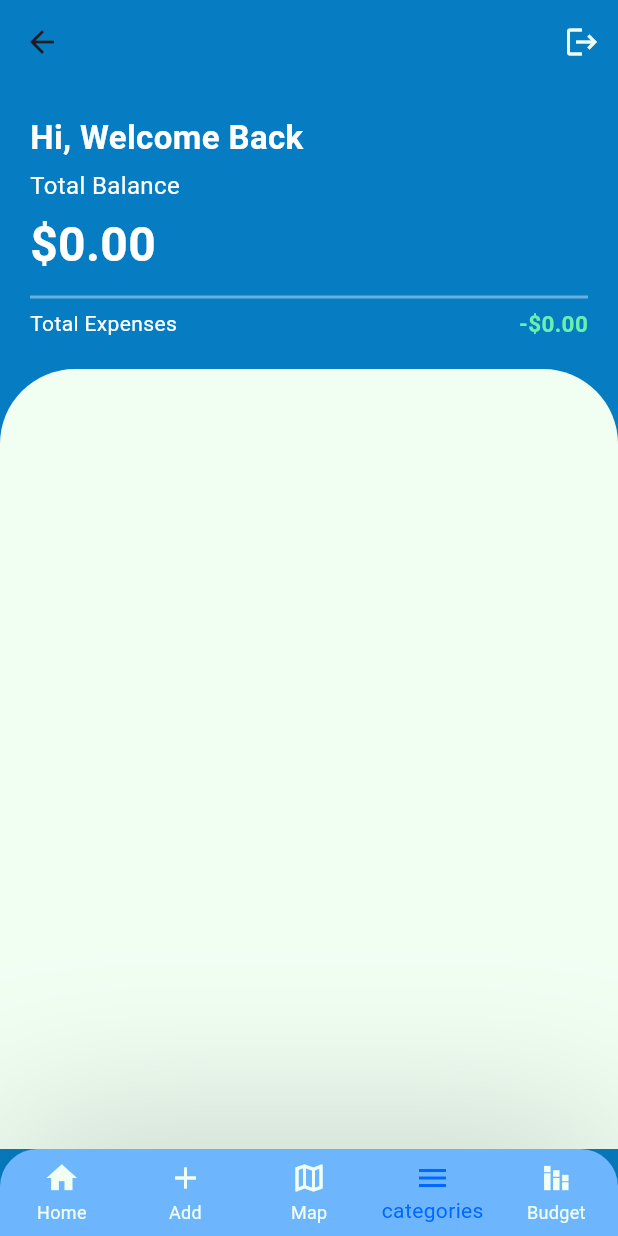
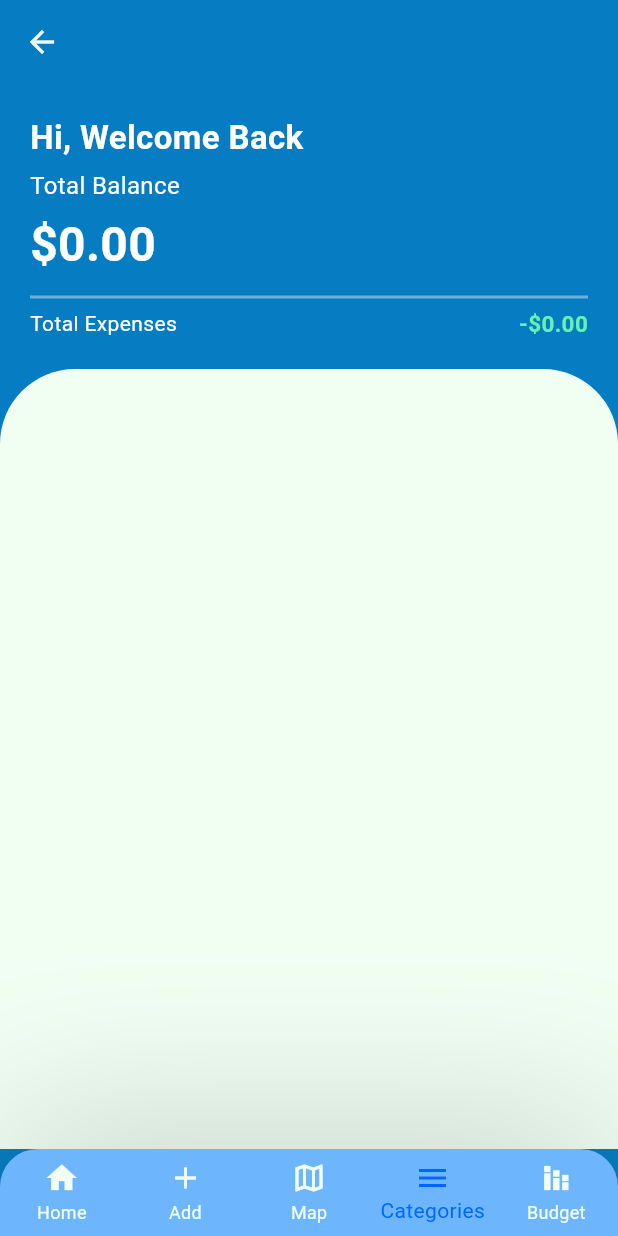
Before and after one commit to Moviles-G45/FlutterApp, a Flutter app: the CategoriesScreen screen opened by its route, on a phone screen of 412 x 824 dp. Run offline on Flutter 3.47's test engine with Material 3 defaults, Android fonts, the phone set to English and light mode, and no system bars; our stand-ins replace connectivity_plus, firebase_auth, firebase_core, flutter_local_notifications, geolocator, google_maps_flutter and 3 more; accounts and stored records are empty; statements that could not run were skipped.

Commit message:
Arreglo barra categories detail y back button categories

```diff
--- a/flutter/lib/presentation/ui/screens/categories_screen.dart
+++ b/flutter/lib/presentation/ui/screens/categories_screen.dart
@@ -2,7 +2,6 @@ import 'package:finances/presentation/viewmodels/categories_viewmodel.dart';
 import 'package:flutter/material.dart';
 import 'package:provider/provider.dart';
 import '../../../config/theme/colors.dart';
-import '../../../services/auth_service.dart';
 import '../../ui/widgets/bottom_nav_bar.dart';
 import '../../ui/widgets_home/balance_card.dart';
 
@@ -20,26 +19,13 @@ class CategoriesScreen extends StatelessWidget {
             appBar: AppBar(
               backgroundColor: AppColors.background,
               elevation: 0,
-              actions: [
-                IconButton(
-                  icon:
-                      const Icon(Icons.logout, color: AppColors.cardBackground),
-                  onPressed: () async {
-                    await AuthService.instance.signOut();
-                    if (context.mounted) {
-                      Navigator.pushNamedAndRemoveUntil(
-                        context,
-                        '/login',
-                        (route) => false,
-                      );
-                      ScaffoldMessenger.of(context).showSnackBar(
-                        const SnackBar(
-                            content: Text("Signed out successfully")),
-                      );
-                    }
-                  },
-                ),
-              ],
+              leading: BackButton(
+                color: AppColors.cardBackground,
+                onPressed: () {
+                  Navigator.pushReplacementNamed(context, '/home');
+                },
+              ),
+              actions: [],
             ),
             body: SafeArea(
               child: Column(
@@ -88,9 +74,8 @@ class CategoriesScreen extends StatelessWidget {
                               ),
                               itemBuilder: (context, index) {
                                 final category = viewModel.categories[index];
-                                final icon = viewModel.getIconForCategory(
-                                  category.name,
-                                );
+                                final icon =
+                                    viewModel.getIconForCategory(category.name);
                                 return ElevatedButton(
                                   onPressed: () {
                                     Navigator.pushNamed(
@@ -109,8 +94,7 @@ class CategoriesScreen extends StatelessWidget {
                                     ),
                                     elevation: 3,
                                     padding: const EdgeInsets.symmetric(
-                                      vertical: 16,
-                                    ),
+                                        vertical: 16),
                                   ),
                                   child: Column(
                                     mainAxisAlignment: MainAxisAlignment.center,
--- a/flutter/lib/presentation/ui/widgets/bottom_nav_bar.dart
+++ b/flutter/lib/presentation/ui/widgets/bottom_nav_bar.dart
@@ -1,24 +1,29 @@
 import 'package:finances/config/theme/colors.dart';
 import 'package:flutter/material.dart';
-
 
 class BottomNavBar extends StatelessWidget {
   @override
   Widget build(BuildContext context) {
     String? currentRoute = ModalRoute.of(context)?.settings.name;
 
+    if (currentRoute == '/category-transactions') {
+      currentRoute = '/categories';
+    }
+
     Map<int, String> routes = {
-              0:'/home',
-              1:'/tracking',
-              2:'/map',
-              3:'/categories',
-              4: '/budget',
+      0: '/home',
+      1: '/tracking',
+      2: '/map',
+      3: '/categories',
+      4: '/budget',
     };
 
-    int currentIndex = routes.entries.firstWhere(
-      (entry) => entry.value == currentRoute,
-      orElse: () => MapEntry(0, '/home'), // Si no coincide, se usa 'Home'
-    ).key;
+    int currentIndex = routes.entries
+        .firstWhere(
+          (entry) => entry.value == currentRoute,
+          orElse: () => MapEntry(0, '/home'), // Si no coincide, se usa 'Home'
+        )
+        .key;
 
     return Container(
       decoration: BoxDecoration(
@@ -53,15 +58,16 @@ class BottomNavBar extends StatelessWidget {
             if (selectedRoute != null && selectedRoute != currentRoute) {
               Navigator.pushReplacementNamed(context, selectedRoute);
             }
-
           },
           items: [
             BottomNavigationBarItem(icon: Icon(Icons.home), label: "Home"),
             BottomNavigationBarItem(icon: Icon(Icons.add), label: "Add"),
-            BottomNavigationBarItem(icon: Icon(Icons.map_outlined), label: "Map"),
-            BottomNavigationBarItem(icon: Icon(Icons.menu), label: "categories"),
-            BottomNavigationBarItem(icon: Icon(Icons.stacked_bar_chart), label: "Budget"),
-
+            BottomNavigationBarItem(
+                icon: Icon(Icons.map_outlined), label: "Map"),
+            BottomNavigationBarItem(
+                icon: Icon(Icons.menu), label: "Categories"),
+            BottomNavigationBarItem(
+                icon: Icon(Icons.stacked_bar_chart), label: "Budget"),
           ],
         ),
       ),
```
